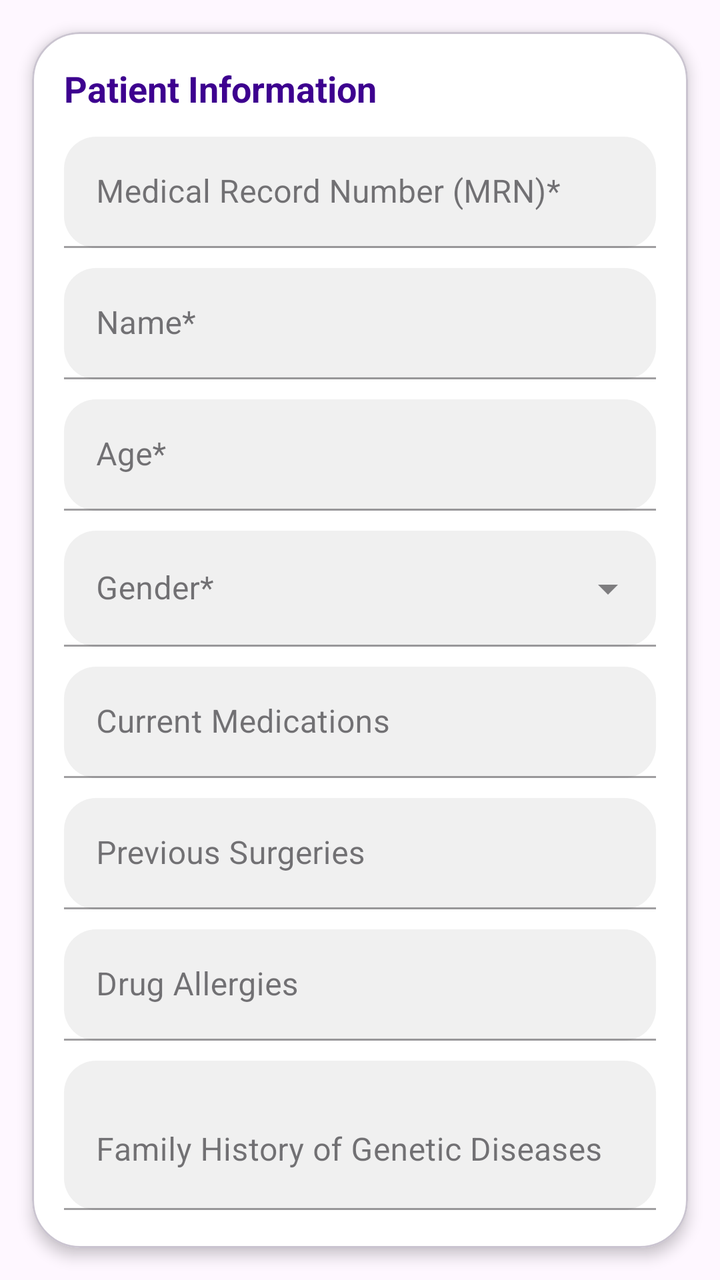
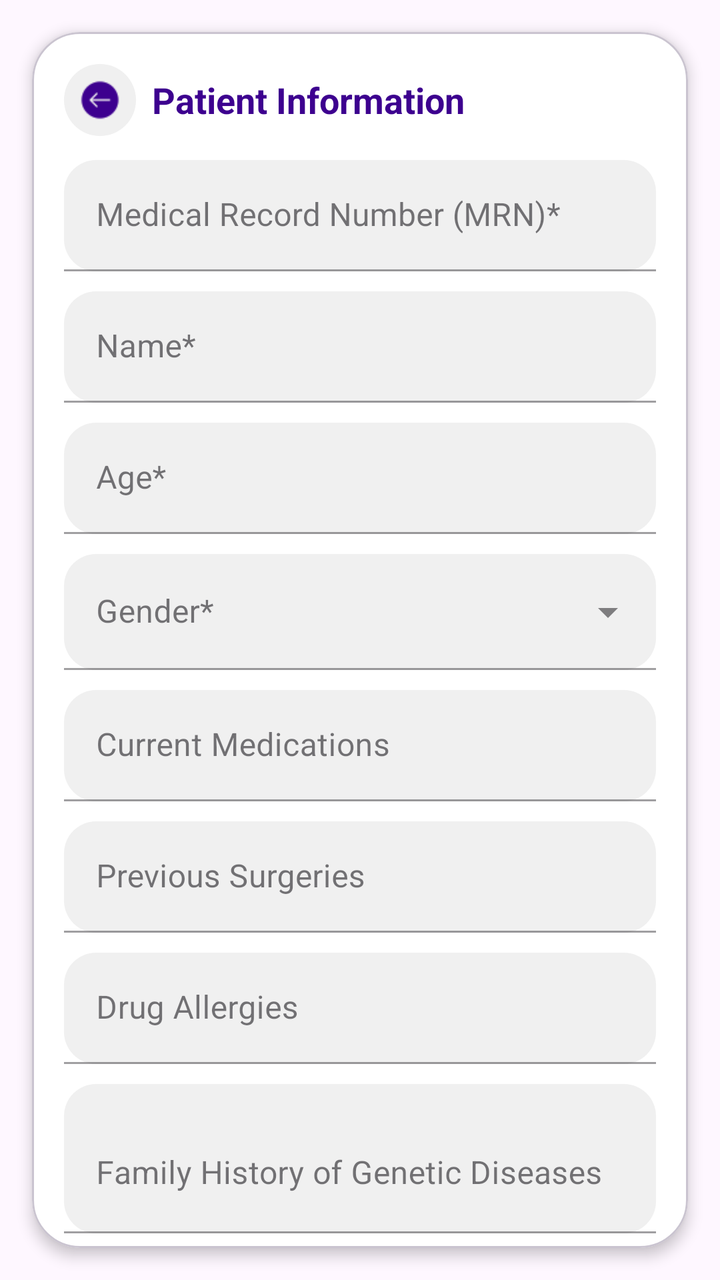

Compare the two renders of this Android layout. The source of the first and the diff that turns it into the second are given below.
<!-- AndroidManifest.xml: application theme Theme.MediMindV2 -->
<!-- res/layout/activity_create_medical_record.xml -->
<?xml version="1.0" encoding="utf-8"?>
<androidx.constraintlayout.widget.ConstraintLayout
    xmlns:android="http://schemas.android.com/apk/res/android"
    xmlns:app="http://schemas.android.com/apk/res-auto"
    android:layout_width="match_parent"
    android:layout_height="match_parent"
    android:background="@android:color/transparent">

    <com.google.android.material.card.MaterialCardView
        android:id="@+id/cardRoot"
        android:layout_width="0dp"
        android:layout_height="0dp"
        android:layout_margin="16dp"
        app:cardCornerRadius="24dp"
        app:cardElevation="4dp"
        app:cardBackgroundColor="@android:color/white"
        app:layout_constraintTop_toTopOf="parent"
        app:layout_constraintBottom_toBottomOf="parent"
        app:layout_constraintStart_toStartOf="parent"
        app:layout_constraintEnd_toEndOf="parent">

        <androidx.core.widget.NestedScrollView
            android:id="@+id/scrollForm"
            android:layout_width="match_parent"
            android:layout_height="match_parent"
            android:fillViewport="true"
            android:clipToPadding="false"
            android:paddingBottom="16dp">

            <androidx.constraintlayout.widget.ConstraintLayout
                android:layout_width="match_parent"
                android:layout_height="wrap_content"
                android:padding="16dp">

                
                <TextView
                    android:id="@+id/tvFormTitle"
                    android:layout_width="wrap_content"
                    android:layout_height="wrap_content"
                    android:text="Patient Information"
                    android:textColor="#3D008F"
                    android:textSize="18sp"
                    android:textStyle="bold"
                    app:layout_constraintTop_toTopOf="parent"
                    app:layout_constraintStart_toStartOf="parent"/>

                
                <com.google.android.material.textfield.TextInputLayout
                    android:id="@+id/tilMrn"
                    style="@style/Widget.MaterialComponents.TextInputLayout.FilledBox"
                    android:layout_width="0dp"
                    android:layout_height="wrap_content"
                    android:layout_marginTop="12dp"
                    app:boxBackgroundColor="#F0F0F0"
                    app:boxCornerRadiusTopStart="16dp"
                    app:boxCornerRadiusTopEnd="16dp"
                    app:boxCornerRadiusBottomStart="16dp"
                    app:boxCornerRadiusBottomEnd="16dp"
                    app:layout_constraintTop_toBottomOf="@id/tvFormTitle"
                    app:layout_constraintStart_toStartOf="parent"
                    app:layout_constraintEnd_toEndOf="parent">

                    <com.google.android.material.textfield.TextInputEditText
                        android:id="@+id/etMrn"
                        android:layout_width="match_parent"
                        android:layout_height="wrap_content"
                        android:hint="Medical Record Number (MRN)*"
                        android:focusable="false"
                        android:clickable="false"
                        android:cursorVisible="false"
                        android:longClickable="false"
                        android:textColor="#333333"/>
                </com.google.android.material.textfield.TextInputLayout>

                
                <com.google.android.material.textfield.TextInputLayout
                    android:id="@+id/tilName"
                    style="@style/Widget.MaterialComponents.TextInputLayout.FilledBox"
                    android:layout_width="0dp"
                    android:layout_height="wrap_content"
                    android:layout_marginTop="10dp"
                    app:boxBackgroundColor="#F0F0F0"
                    app:boxCornerRadiusTopStart="16dp"
                    app:boxCornerRadiusTopEnd="16dp"
                    app:boxCornerRadiusBottomStart="16dp"
                    app:boxCornerRadiusBottomEnd="16dp"
                    app:layout_constraintTop_toBottomOf="@id/tilMrn"
                    app:layout_constraintStart_toStartOf="parent"
                    app:layout_constraintEnd_toEndOf="parent">

                    <com.google.android.material.textfield.TextInputEditText
                        android:id="@+id/etName"
                        android:layout_width="match_parent"
                        android:layout_height="wrap_content"
                        android:hint="Name*"
                        android:inputType="textPersonName"
                        android:textColor="#333333"/>
                </com.google.android.material.textfield.TextInputLayout>

                
                <com.google.android.material.textfield.TextInputLayout
                    android:id="@+id/tilAge"
                    style="@style/Widget.MaterialComponents.TextInputLayout.FilledBox"
                    android:layout_width="0dp"
                    android:layout_height="wrap_content"
                    android:layout_marginTop="10dp"
                    app:boxBackgroundColor="#F0F0F0"
                    app:boxCornerRadiusTopStart="16dp"
                    app:boxCornerRadiusTopEnd="16dp"
                    app:boxCornerRadiusBottomStart="16dp"
                    app:boxCornerRadiusBottomEnd="16dp"
                    app:layout_constraintTop_toBottomOf="@id/tilName"
                    app:layout_constraintStart_toStartOf="parent"
                    app:layout_constraintEnd_toEndOf="parent">

                    <com.google.android.material.textfield.TextInputEditText
                        android:id="@+id/etAge"
                        android:layout_width="match_parent"
                        android:layout_height="wrap_content"
                        android:hint="Age*"
                        android:inputType="number"
                        android:textColor="#333333"/>
                </com.google.android.material.textfield.TextInputLayout>

                
                <com.google.android.material.textfield.TextInputLayout
                    android:id="@+id/tilGender"
                    style="@style/Widget.MaterialComponents.TextInputLayout.FilledBox.ExposedDropdownMenu"
                    android:layout_width="0dp"
                    android:layout_height="wrap_content"
                    android:layout_marginTop="10dp"
                    app:boxBackgroundColor="#F0F0F0"
                    app:boxCornerRadiusTopStart="16dp"
                    app:boxCornerRadiusTopEnd="16dp"
                    app:boxCornerRadiusBottomStart="16dp"
                    app:boxCornerRadiusBottomEnd="16dp"
                    app:layout_constraintTop_toBottomOf="@id/tilAge"
                    app:layout_constraintStart_toStartOf="parent"
                    app:layout_constraintEnd_toEndOf="parent">

                    <com.google.android.material.textfield.MaterialAutoCompleteTextView
                        android:id="@+id/actGender"
                        android:layout_width="match_parent"
                        android:layout_height="58dp"
                        android:hint="Gender*"
                        android:inputType="none"
                        android:cursorVisible="false"
                        android:longClickable="false"
                        android:textColor="#333333"/>
                </com.google.android.material.textfield.TextInputLayout>

                
                <com.google.android.material.textfield.TextInputLayout
                    android:id="@+id/tilMeds"
                    style="@style/Widget.MaterialComponents.TextInputLayout.FilledBox"
                    android:layout_width="0dp"
                    android:layout_height="wrap_content"
                    android:layout_marginTop="10dp"
                    app:boxBackgroundColor="#F0F0F0"
                    app:boxCornerRadiusTopStart="16dp"
                    app:boxCornerRadiusTopEnd="16dp"
                    app:boxCornerRadiusBottomStart="16dp"
                    app:boxCornerRadiusBottomEnd="16dp"
                    app:layout_constraintTop_toBottomOf="@id/tilGender"
                    app:layout_constraintStart_toStartOf="parent"
                    app:layout_constraintEnd_toEndOf="parent">

                    <com.google.android.material.textfield.TextInputEditText
                        android:id="@+id/etMeds"
                        android:layout_width="match_parent"
                        android:layout_height="wrap_content"
                        android:hint="Current Medications"
                        android:inputType="textMultiLine"
                        android:minLines="1"
                        android:maxLines="4"
                        android:textColor="#333333"/>
                </com.google.android.material.textfield.TextInputLayout>

                
                <com.google.android.material.textfield.TextInputLayout
                    android:id="@+id/tilSurgeries"
                    style="@style/Widget.MaterialComponents.TextInputLayout.FilledBox"
                    android:layout_width="0dp"
                    android:layout_height="wrap_content"
                    android:layout_marginTop="10dp"
                    app:boxBackgroundColor="#F0F0F0"
                    app:boxCornerRadiusTopStart="16dp"
                    app:boxCornerRadiusTopEnd="16dp"
                    app:boxCornerRadiusBottomStart="16dp"
                    app:boxCornerRadiusBottomEnd="16dp"
                    app:layout_constraintTop_toBottomOf="@id/tilMeds"
                    app:layout_constraintStart_toStartOf="parent"
                    app:layout_constraintEnd_toEndOf="parent">

                    <com.google.android.material.textfield.TextInputEditText
                        android:id="@+id/etSurgeries"
                        android:layout_width="match_parent"
                        android:layout_height="wrap_content"
                        android:hint="Previous Surgeries"
                        android:inputType="textMultiLine"
                        android:minLines="1"
                        android:textColor="#333333"/>
                </com.google.android.material.textfield.TextInputLayout>

                
                <com.google.android.material.textfield.TextInputLayout
                    android:id="@+id/tilAllergies"
                    style="@style/Widget.MaterialComponents.TextInputLayout.FilledBox"
                    android:layout_width="0dp"
                    android:layout_height="wrap_content"
                    android:layout_marginTop="10dp"
                    app:boxBackgroundColor="#F0F0F0"
                    app:boxCornerRadiusTopStart="16dp"
                    app:boxCornerRadiusTopEnd="16dp"
                    app:boxCornerRadiusBottomStart="16dp"
                    app:boxCornerRadiusBottomEnd="16dp"
                    app:layout_constraintTop_toBottomOf="@id/tilSurgeries"
                    app:layout_constraintStart_toStartOf="parent"
                    app:layout_constraintEnd_toEndOf="parent">

                    <com.google.android.material.textfield.TextInputEditText
                        android:id="@+id/etAllergies"
                        android:layout_width="match_parent"
                        android:layout_height="wrap_content"
                        android:hint="Drug Allergies"
                        android:inputType="textMultiLine"
                        android:minLines="1"
                        android:textColor="#333333"/>
                </com.google.android.material.textfield.TextInputLayout>

                
                <com.google.android.material.textfield.TextInputLayout
                    android:id="@+id/tilFamily"
                    style="@style/Widget.MaterialComponents.TextInputLayout.FilledBox"
                    android:layout_width="0dp"
                    android:layout_height="wrap_content"
                    android:layout_marginTop="10dp"
                    app:boxBackgroundColor="#F0F0F0"
                    app:boxCornerRadiusTopStart="16dp"
                    app:boxCornerRadiusTopEnd="16dp"
                    app:boxCornerRadiusBottomStart="16dp"
                    app:boxCornerRadiusBottomEnd="16dp"
                    app:layout_constraintTop_toBottomOf="@id/tilAllergies"
                    app:layout_constraintStart_toStartOf="parent"
                    app:layout_constraintEnd_toEndOf="parent">

                    <com.google.android.material.textfield.TextInputEditText
                        android:id="@+id/etFamily"
                        android:layout_width="match_parent"
                        android:layout_height="wrap_content"
                        android:hint="Family History of Genetic Diseases"
                        android:inputType="textMultiLine"
                        android:minLines="2"
                        android:textColor="#333333"/>
                </com.google.android.material.textfield.TextInputLayout>

                
                <Button
                    android:id="@+id/btnSave"
                    android:layout_width="0dp"
                    android:layout_height="48dp"
                    android:layout_marginTop="14dp"
                    android:text="Save Medical Record"
                    android:textAllCaps="false"
                    android:textStyle="bold"
                    android:textSize="16sp"
                    android:textColor="@android:color/white"
                    android:backgroundTint="#00C4B4"
                    app:layout_constraintTop_toBottomOf="@id/tilFamily"
                    app:layout_constraintStart_toStartOf="parent"
                    app:layout_constraintEnd_toEndOf="parent"
                    app:layout_constraintBottom_toBottomOf="parent"/>

            </androidx.constraintlayout.widget.ConstraintLayout>
        </androidx.core.widget.NestedScrollView>

    </com.google.android.material.card.MaterialCardView>

</androidx.constraintlayout.widget.ConstraintLayout>
<!-- resources referenced by this layout -->
<resources>
  <style name="Theme.MediMindV2" parent="Base.Theme.MediMindV2" />
  <style name="Base.Theme.MediMindV2" parent="Theme.Material3.DayNight.NoActionBar">
          
          
      </style>
</resources>

<!-- the commit's change to res/layout/activity_create_medical_record.xml (unified diff, before → after) -->
@@ -33,16 +33,39 @@
                 android:padding="16dp">
 
                 
-                <TextView
-                    android:id="@+id/tvFormTitle"
-                    android:layout_width="wrap_content"
-                    android:layout_height="wrap_content"
-                    android:text="Patient Information"
-                    android:textColor="#3D008F"
-                    android:textSize="18sp"
-                    android:textStyle="bold"
+                
+                <LinearLayout
+                    android:id="@+id/rowFormTitle"
+                    android:layout_width="0dp"
+                    android:layout_height="wrap_content"
+                    android:orientation="horizontal"
+                    android:gravity="center_vertical"
                     app:layout_constraintTop_toTopOf="parent"
-                    app:layout_constraintStart_toStartOf="parent"/>
+                    app:layout_constraintStart_toStartOf="parent"
+                    app:layout_constraintEnd_toEndOf="parent">
+
+                    <ImageView
+                        android:id="@+id/btnBack"
+                        android:layout_width="36dp"
+                        android:layout_height="36dp"
+                        android:padding="8dp"
+                        android:background="@drawable/bg_back_circle"
+                        android:src="@drawable/ic_back"
+                        app:tint="#3D008F"
+                        android:contentDescription="@null"/>
+
+                    <TextView
+                        android:id="@+id/tvFormTitle"
+                        android:layout_width="wrap_content"
+                        android:layout_height="wrap_content"
+                        android:layout_marginStart="8dp"
+                        android:text="Patient Information"
+                        android:textColor="#3D008F"
+                        android:textSize="18sp"
+                        android:textStyle="bold"/>
+                </LinearLayout>
+
+
 
                 
                 <com.google.android.material.textfield.TextInputLayout
@@ -56,7 +79,7 @@
                     app:boxCornerRadiusTopEnd="16dp"
                     app:boxCornerRadiusBottomStart="16dp"
                     app:boxCornerRadiusBottomEnd="16dp"
-                    app:layout_constraintTop_toBottomOf="@id/tvFormTitle"
+                    app:layout_constraintTop_toBottomOf="@id/rowFormTitle"
                     app:layout_constraintStart_toStartOf="parent"
                     app:layout_constraintEnd_toEndOf="parent">
 
<!-- resource entries referenced after the edit -->
@@ -1,5 +1,16 @@
 <!-- resources referenced by this layout -->
 <resources>
+  <!-- drawable bg_back_circle (drawable) -->
+  <?xml version="1.0" encoding="utf-8"?>
+  <ripple xmlns:android="http://schemas.android.com/apk/res/android"
+      android:color="#1A3D008F">
+      <item>
+          <shape android:shape="oval">
+              <solid android:color="#F0F0F0"/>
+          </shape>
+      </item>
+  </ripple>
+  <!-- drawable ic_back: png bitmap (drawable, 471 bytes) -->
   <style name="Theme.MediMindV2" parent="Base.Theme.MediMindV2" />
   <style name="Base.Theme.MediMindV2" parent="Theme.Material3.DayNight.NoActionBar">
           
